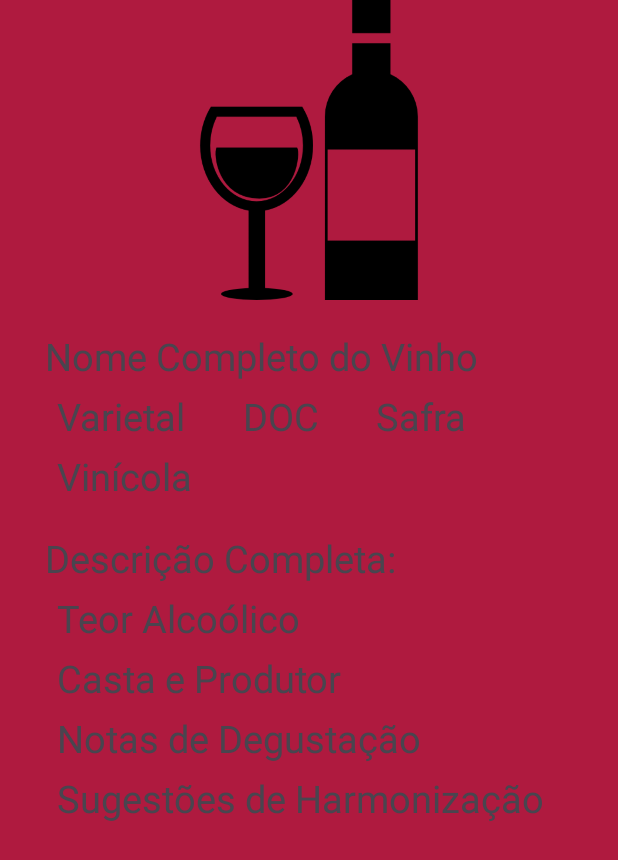
After one commit to SupremeGod670/Wine, an Android app: the layout mostrar_vinhos.xml on its own in the app's theme, with its tools: preview values and no code run, on a phone screen of 412 x 824 dp. The commit adds this screen. Shown: the top 860 px of the screen. Run offline under Robolectric (Android 15) with nearby library versions, the light colour scheme and no system bars.

Commit message:
Permissões e Layout

```diff
--- /dev/null
+++ b/app/src/main/res/drawable/filter.xml
@@ -0,0 +1,5 @@
+<vector xmlns:android="http://schemas.android.com/apk/res/android" android:height="24dp" android:tint="#000000" android:viewportHeight="24" android:viewportWidth="24" android:width="24dp">
+
+    <path android:fillColor="@android:color/white" android:pathData="M4.25,5.66c0.1,0.13 5.74,7.33 5.74,7.33V19c0,0.55 0.45,1 1.01,1h2.01c0.55,0 1.01,-0.45 1.01,-1v-6.02s5.49,-7.02 5.75,-7.34C20.03,5.32 20,5 20,5c0,-0.55 -0.45,-1 -1.01,-1H5.01C4.4,4 4,4.48 4,5c0,0.2 0.06,0.44 0.25,0.66z"/>
+
+</vector>
--- /dev/null
+++ b/app/src/main/res/layout/mostrar_vinhos.xml
@@ -0,0 +1,100 @@
+<?xml version="1.0" encoding="utf-8"?>
+<LinearLayout xmlns:android="http://schemas.android.com/apk/res/android"
+    style="@style/BACKGROUND"
+    android:layout_width="match_parent"
+    android:layout_height="match_parent"
+    android:orientation="vertical">
+
+    <ImageView
+        android:layout_width="wrap_content"
+        android:layout_height="200dp"
+        android:src="@drawable/wine" />
+
+    <TextView
+        android:layout_width="match_parent"
+        android:layout_height="wrap_content"
+        android:layout_marginStart="30dp"
+        android:layout_marginTop="20dp"
+        android:text="@string/nome_do_vinho"
+        android:textSize="25sp" />
+
+    <LinearLayout
+        android:layout_width="match_parent"
+        android:layout_height="wrap_content"
+        android:orientation="horizontal">
+
+        <TextView
+            android:layout_width="wrap_content"
+            android:layout_height="wrap_content"
+            android:layout_marginStart="38dp"
+            android:layout_marginTop="5dp"
+            android:text="@string/varietal"
+            android:textSize="25sp" />
+
+        <TextView
+            android:layout_width="wrap_content"
+            android:layout_height="wrap_content"
+            android:layout_marginStart="38dp"
+            android:layout_marginTop="5dp"
+            android:text="@string/doc"
+            android:textSize="25sp" />
+
+        <TextView
+            android:layout_width="wrap_content"
+            android:layout_height="wrap_content"
+            android:layout_marginStart="38dp"
+            android:layout_marginTop="5dp"
+            android:text="@string/safra"
+            android:textSize="25sp" />
+
+    </LinearLayout>
+
+    <TextView
+        android:layout_width="wrap_content"
+        android:layout_height="wrap_content"
+        android:layout_marginStart="38dp"
+        android:layout_marginTop="5dp"
+        android:text="@string/vinicola"
+        android:textSize="25sp" />
+
+    <TextView
+        android:layout_width="match_parent"
+        android:layout_height="wrap_content"
+        android:layout_marginStart="30dp"
+        android:layout_marginTop="20dp"
+        android:text="@string/descricao_completa"
+        android:textSize="25sp" />
+
+    <TextView
+        android:layout_width="wrap_content"
+        android:layout_height="wrap_content"
+        android:layout_marginStart="38dp"
+        android:layout_marginTop="5dp"
+        android:text="@string/teor_alcoolico"
+        android:textSize="25sp" />
+
+    <TextView
+        android:layout_width="wrap_content"
+        android:layout_height="wrap_content"
+        android:layout_marginStart="38dp"
+        android:layout_marginTop="5dp"
+        android:text="@string/casta_e_produtor"
+        android:textSize="25sp" />
+
+    <TextView
+        android:layout_width="wrap_content"
+        android:layout_height="wrap_content"
+        android:layout_marginStart="38dp"
+        android:layout_marginTop="5dp"
+        android:text="@string/notas_de_degustacao"
+        android:textSize="25sp" />
+
+    <TextView
+        android:layout_width="wrap_content"
+        android:layout_height="wrap_content"
+        android:layout_marginStart="38dp"
+        android:layout_marginTop="5dp"
+        android:text="@string/sugestoes_de_harmonizacao"
+        android:textSize="25sp" />
+
+</LinearLayout>
--- a/app/src/main/res/values/strings.xml
+++ b/app/src/main/res/values/strings.xml
@@ -1,3 +1,15 @@
 <resources>
     <string name="app_name">Wine</string>
+    <string name="harmonizacoes">Harmonizações</string>
+    <string name="notas_de_degustacao">Notas de Degustação</string>
+    <string name="tipo">Tipo</string>
+    <string name="safra">Safra</string>
+    <string name="nome_do_vinho">Nome Completo do Vinho</string>
+    <string name="sugestoes_de_harmonizacao">Sugestões de Harmonização</string>
+    <string name="casta_e_produtor">Casta e Produtor</string>
+    <string name="teor_alcoolico">Teor Alcoólico</string>
+    <string name="descricao_completa">Descrição Completa:</string>
+    <string name="vinicola">Vinícola</string>
+    <string name="doc">DOC</string>
+    <string name="varietal">Varietal</string>
 </resources>
```
Also changed, not shown: app/src/main/res/layout/criar_vinhos.xml (added, +88 -0 lines), app/src/main/res/layout/menu_vinhos.xml (added, +42 -0 lines), app/src/main/res/drawable/wine.png (added), gradle/wrapper/gradle-wrapper.properties.
